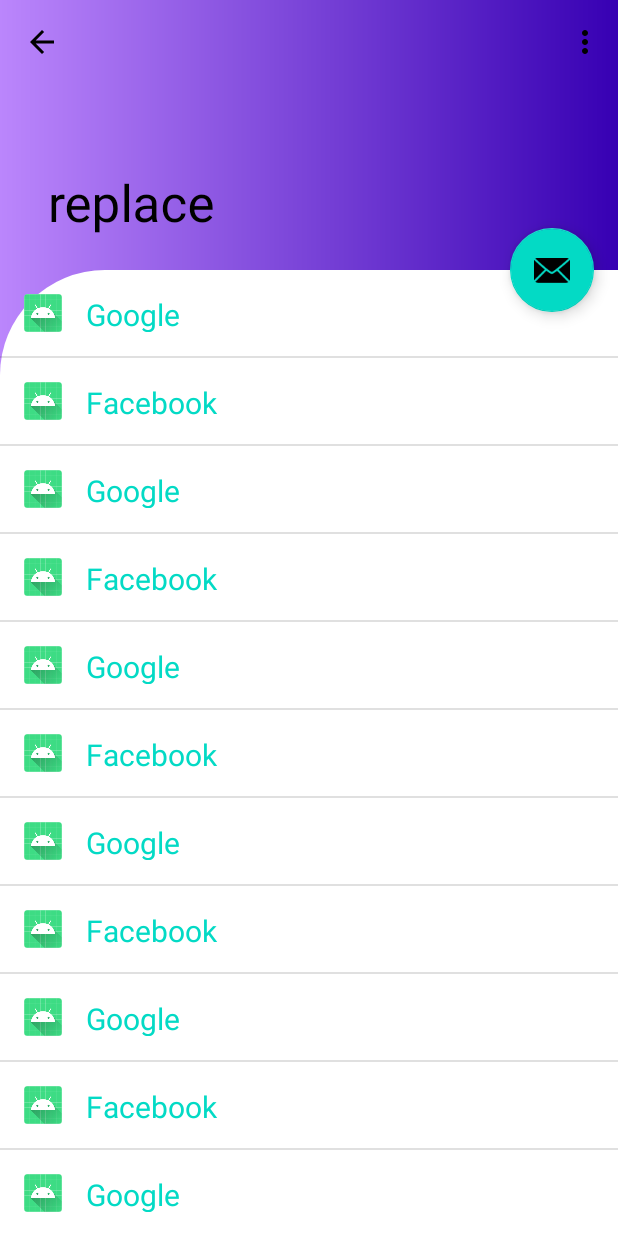
After one commit to tdvuong12/ConCat, an Android app: the ScrollingActivity screen opened directly, with no data from a screen before it, on a phone screen of 412 x 824 dp. The commit adds this screen. Run offline under Robolectric (Android 15) with nearby library versions, the phone set to English and light mode, and no system bars.

Commit message:
Initial Commit

```diff
--- a/app/build.gradle
+++ b/app/build.gradle
@@ -26,6 +26,9 @@ android {
         sourceCompatibility JavaVersion.VERSION_1_8
         targetCompatibility JavaVersion.VERSION_1_8
     }
+    buildFeatures {
+        viewBinding true
+    }
 }
 
 dependencies {
--- /dev/null
+++ b/app/src/main/java/com/example/myapplication/ScrollingActivity.java
@@ -0,0 +1,144 @@
+package com.example.myapplication;
+
+import android.content.Context;
+import android.graphics.Color;
+import android.os.Bundle;
+import android.util.Log;
+import android.view.LayoutInflater;
+import android.view.Menu;
+import android.view.MenuItem;
+import android.view.View;
+import android.view.ViewGroup;
+import android.widget.AdapterView;
+import android.widget.ArrayAdapter;
+import android.widget.ImageView;
+import android.widget.ListView;
+import android.widget.TextView;
+import android.widget.Toast;
+
+import androidx.annotation.NonNull;
+import androidx.annotation.Nullable;
+import androidx.appcompat.app.ActionBar;
+import androidx.appcompat.app.AppCompatActivity;
+import androidx.appcompat.widget.Toolbar;
+
+import com.google.android.material.appbar.AppBarLayout;
+import com.google.android.material.appbar.CollapsingToolbarLayout;
+import com.google.android.material.floatingactionbutton.FloatingActionButton;
+import com.google.android.material.snackbar.Snackbar;
+
+import com.example.myapplication.databinding.ActivityScrollingBinding;
+
+import static android.content.ContentValues.TAG;
+
+public class ScrollingActivity extends AppCompatActivity implements AppBarLayout.OnOffsetChangedListener {
+
+    private ActivityScrollingBinding binding;
+    private ActionBar actionBar;
+
+    ListView applicationListView;
+    String[] applicationNames = { "Google", "Facebook", "Google", "Facebook", "Google", "Facebook", "Google", "Facebook",
+            "Google", "Facebook", "Google", "Facebook"};
+    int[] applicationIcons = { R.mipmap.ic_launcher, R.mipmap.ic_launcher, R.mipmap.ic_launcher, R.mipmap.ic_launcher,
+            R.mipmap.ic_launcher, R.mipmap.ic_launcher, R.mipmap.ic_launcher, R.mipmap.ic_launcher,
+            R.mipmap.ic_launcher, R.mipmap.ic_launcher, R.mipmap.ic_launcher, R.mipmap.ic_launcher };
+
+    @Override
+    protected void onCreate(Bundle savedInstanceState) {
+        super.onCreate(savedInstanceState);
+
+        binding = ActivityScrollingBinding.inflate(getLayoutInflater());
+        setContentView(binding.getRoot());
+
+        Toolbar toolbar = binding.toolbar;
+        setSupportActionBar(toolbar);
+        CollapsingToolbarLayout toolBarLayout = binding.toolbarLayout;
+        toolBarLayout.setTitle(getTitle());
+        actionBar = getSupportActionBar();
+        FloatingActionButton fab = binding.fab;
+        fab.setOnClickListener(new View.OnClickListener() {
+            @Override
+            public void onClick(View view) {
+                Snackbar.make(view, "Replace with your own action", Snackbar.LENGTH_LONG)
+                        .setAction("Action", null).show();
+            }
+        });
+
+        AppBarLayout appBarLayout = findViewById(R.id.app_bar);
+        appBarLayout.addOnOffsetChangedListener(this);
+
+        applicationListView = findViewById(R.id.applicationListView);
+
+        ApplicationAdapter adapter = new ApplicationAdapter(this, applicationNames, applicationIcons);
+
+        applicationListView.setAdapter(adapter);
+        applicationListView.setOnItemClickListener(new AdapterView.OnItemClickListener() {
+            @Override
+            public void onItemClick(AdapterView<?> parent, View view, int position, long id) {
+                if (position == 0) {
+                    Toast.makeText(ScrollingActivity.this, "Facebook", Toast.LENGTH_SHORT).show();
+                } else if (position == 1) {
+                    Toast.makeText(ScrollingActivity.this, "Google", Toast.LENGTH_SHORT).show();
+                }
+            }
+        });
+    }
+
+    @Override
+    public boolean onCreateOptionsMenu(Menu menu) {
+        // Inflate the menu; this adds items to the action bar if it is present.
+        getMenuInflater().inflate(R.menu.menu_scrolling, menu);
+        return true;
+    }
+
+    @Override
+    public boolean onOptionsItemSelected(MenuItem item) {
+        // Handle action bar item clicks here. The action bar will
+        // automatically handle clicks on the Home/Up button, so long
+        // as you specify a parent activity in AndroidManifest.xml.
+        int id = item.getItemId();
+
+        //noinspection SimplifiableIfStatement
+        if (id == R.id.action_settings) {
+            return true;
+        }
+        return super.onOptionsItemSelected(item);
+    }
+
+    @Override
+    public void onOffsetChanged(AppBarLayout appBarLayout, int offset) {
+        if (offset == 0) {
+            actionBar.setDisplayHomeAsUpEnabled(true);
+        }
+        else {
+            actionBar.setDisplayHomeAsUpEnabled(false);
+        }
+    }
+
+    class ApplicationAdapter extends ArrayAdapter<String> {
+        private Context context;
+        private String[] names;
+        private int[] icons;
+
+        ApplicationAdapter (Context c, String[] names, int[] icons){
+            super(c, R.layout.row, R.id.title, names);
+            this.context = c;
+            this.names = names;
+            this.icons = icons;
+        }
+
+        @NonNull
+        @Override
+        public View getView(int position, @Nullable View convertView, @NonNull ViewGroup parent) {
+            LayoutInflater layoutInflater = (LayoutInflater) getApplicationContext().getSystemService(Context.LAYOUT_INFLATER_SERVICE);
+            View row = layoutInflater.inflate(R.layout.row, parent, false);
+            ImageView icon = row.findViewById(R.id.icon);
+            TextView name = row.findViewById(R.id.title);
+
+            icon.setImageResource(icons[position]);
+            name.setText(names[position]);
+
+            return row;
+        }
+    }
+}
--- /dev/null
+++ b/app/src/main/res/drawable-v24/ctr_bg.xml
@@ -0,0 +1,9 @@
+<?xml version="1.0" encoding="utf-8"?>
+<shape xmlns:android="http://schemas.android.com/apk/res/android">
+
+    <gradient
+        android:startColor="@color/purple_700"
+        android:endColor="@color/purple_200"
+        android:angle="180"/>
+
+</shape>
--- /dev/null
+++ b/app/src/main/res/drawable-v24/ns_bg.xml
@@ -0,0 +1,7 @@
+<?xml version="1.0" encoding="utf-8"?>
+<shape xmlns:android="http://schemas.android.com/apk/res/android">
+
+    <solid android:color="@color/white"/>
+    <corners android:topLeftRadius="70dp"/>
+
+</shape>
--- a/app/src/main/res/layout/activity_main.xml
+++ b/app/src/main/res/layout/activity_main.xml
@@ -4,8 +4,7 @@
     xmlns:tools="http://schemas.android.com/tools"
     android:layout_width="match_parent"
     android:layout_height="match_parent"
-    tools:context=".MainActivity"
-    >
+    tools:context=".MainActivity">
 
     <TextView
         android:id="@+id/display"
--- /dev/null
+++ b/app/src/main/res/layout/activity_scrolling.xml
@@ -0,0 +1,48 @@
+<?xml version="1.0" encoding="utf-8"?>
+<androidx.coordinatorlayout.widget.CoordinatorLayout xmlns:android="http://schemas.android.com/apk/res/android"
+    xmlns:app="http://schemas.android.com/apk/res-auto"
+    xmlns:tools="http://schemas.android.com/tools"
+    android:layout_width="match_parent"
+    android:layout_height="match_parent"
+    android:fitsSystemWindows="true"
+    tools:context=".ScrollingActivity"
+    android:background="@drawable/ctr_bg">
+
+    <com.google.android.material.appbar.AppBarLayout
+        android:id="@+id/app_bar"
+        android:layout_width="match_parent"
+        android:layout_height="@dimen/app_bar_height"
+        android:fitsSystemWindows="true"
+        android:background="@android:color/transparent">
+
+        <com.google.android.material.appbar.CollapsingToolbarLayout
+            android:id="@+id/toolbar_layout"
+            android:layout_width="match_parent"
+            android:layout_height="match_parent"
+            android:fitsSystemWindows="true"
+            app:layout_scrollFlags="scroll|exitUntilCollapsed"
+            app:toolbarId="@+id/toolbar"
+            android:theme="@style/Theme.MyApplication.AppBarOverlay">
+
+            <androidx.appcompat.widget.Toolbar
+                android:id="@+id/toolbar"
+                android:layout_width="match_parent"
+                android:layout_height="?attr/actionBarSize"
+                app:layout_collapseMode="pin"
+                android:background="@android:color/transparent"/>
+
+        </com.google.android.material.appbar.CollapsingToolbarLayout>
+    </com.google.android.material.appbar.AppBarLayout>
+
+    <include layout="@layout/content_scrolling" />
+
+    <com.google.android.material.floatingactionbutton.FloatingActionButton
+        android:id="@+id/fab"
+        android:layout_width="wrap_content"
+        android:layout_height="wrap_content"
+        android:layout_margin="@dimen/fab_margin"
+        app:layout_anchor="@id/app_bar"
+        app:layout_anchorGravity="bottom|end"
+        app:srcCompat="@android:drawable/ic_dialog_email" />
+
+</androidx.coordinatorlayout.widget.CoordinatorLayout>
--- /dev/null
+++ b/app/src/main/res/layout/content_scrolling.xml
@@ -0,0 +1,22 @@
+<?xml version="1.0" encoding="utf-8"?>
+<androidx.core.widget.NestedScrollView xmlns:android="http://schemas.android.com/apk/res/android"
+    xmlns:app="http://schemas.android.com/apk/res-auto"
+    xmlns:tools="http://schemas.android.com/tools"
+    android:layout_width="match_parent"
+    android:layout_height="match_parent"
+    app:layout_behavior="@string/appbar_scrolling_view_behavior"
+    tools:context=".List"
+    tools:showIn="@layout/activity_scrolling"
+    android:background="@drawable/ns_bg"
+    android:fillViewport="true">
+
+    <ListView
+            android:layout_width="match_parent"
+            android:layout_height="match_parent"
+            android:id="@+id/applicationListView">
+
+    </ListView>
+
+
+
+</androidx.core.widget.NestedScrollView>
--- /dev/null
+++ b/app/src/main/res/layout/row.xml
@@ -0,0 +1,24 @@
+<?xml version="1.0" encoding="utf-8"?>
+<LinearLayout xmlns:android="http://schemas.android.com/apk/res/android"
+    android:layout_width="match_parent"
+    android:layout_height="match_parent"
+    android:orientation="horizontal"
+    android:padding="16dp">
+
+    <ImageView
+        android:layout_width="25dp"
+        android:layout_height="25dp"
+        android:src="@mipmap/ic_launcher"
+        android:id="@+id/icon"/>
+
+    <TextView
+        android:layout_width="match_parent"
+        android:layout_height="25dp"
+        android:text="Main Title"
+        android:textColor="@color/teal_200"
+        android:textSize="20sp"
+        android:layout_marginLeft="16dp"
+        android:id="@+id/title"
+        />
+
+</LinearLayout>
--- /dev/null
+++ b/app/src/main/res/menu/menu_scrolling.xml
@@ -0,0 +1,10 @@
+<menu xmlns:android="http://schemas.android.com/apk/res/android"
+    xmlns:app="http://schemas.android.com/apk/res-auto"
+    xmlns:tools="http://schemas.android.com/tools"
+    tools:context="com.example.scroll.ScrollingActivity">
+    <item
+        android:id="@+id/action_settings"
+        android:orderInCategory="100"
+        android:title="@string/action_settings"
+        app:showAsAction="never"/>
+</menu>
--- a/app/src/main/res/values/dimen.xml
+++ b/app/src/main/res/values/dimen.xml
@@ -1,4 +1,7 @@
 <?xml version="1.0" encoding="utf-8"?>
 <resources>
     <dimen name="distance">20dp</dimen>
+    <dimen name="app_bar_height">180dp</dimen>
+    <dimen name="fab_margin">16dp</dimen>
+    <dimen name="text_margin">32dp</dimen>
 </resources>
--- a/app/src/main/res/values/strings.xml
+++ b/app/src/main/res/values/strings.xml
@@ -1,4 +1,9 @@
 <resources>
     <string name="app_name">My Application</string>
     <string name="app_not_found">App Not Found</string>
+    <string name="title_activity_search">ScrollingActivity</string>
+    <string name="large_text">
+        "Material is the metaphor.\n\n"
+    </string>
+    <string name="action_settings">Settings</string>
 </resources>
--- a/app/src/main/res/values/themes.xml
+++ b/app/src/main/res/values/themes.xml
@@ -13,4 +13,15 @@
         <item name="android:statusBarColor" tools:targetApi="l">?attr/colorPrimaryVariant</item>
         <!-- Customize your theme here. -->
     </style>
+
+    <style name="Theme.MyApplication.NoActionBar">
+        <item name="windowActionBar">false</item>
+        <item name="windowNoTitle">true</item>
+    </style>
+
+    <style name="Theme.MyApplication.AppBarOverlay" parent="ThemeOverlay.AppCompat.Dark.ActionBar">
+        <item name="android:textColorPrimary">@color/black</item>
+    </style>
+
+    <style name="Theme.MyApplication.PopupOverlay" parent="ThemeOverlay.AppCompat.Light" />
 </resources>
```
Also changed, not shown: app/src/main/AndroidManifest.xml (+10 -0 lines), app/src/main/java/com/example/myapplication/List.java (added, +80 -0 lines), app/src/main/java/com/example/myapplication/MainActivity.java (+2 -17 lines), app/src/main/res/layout/choose_apps.xml (deleted, +0 -8 lines).
